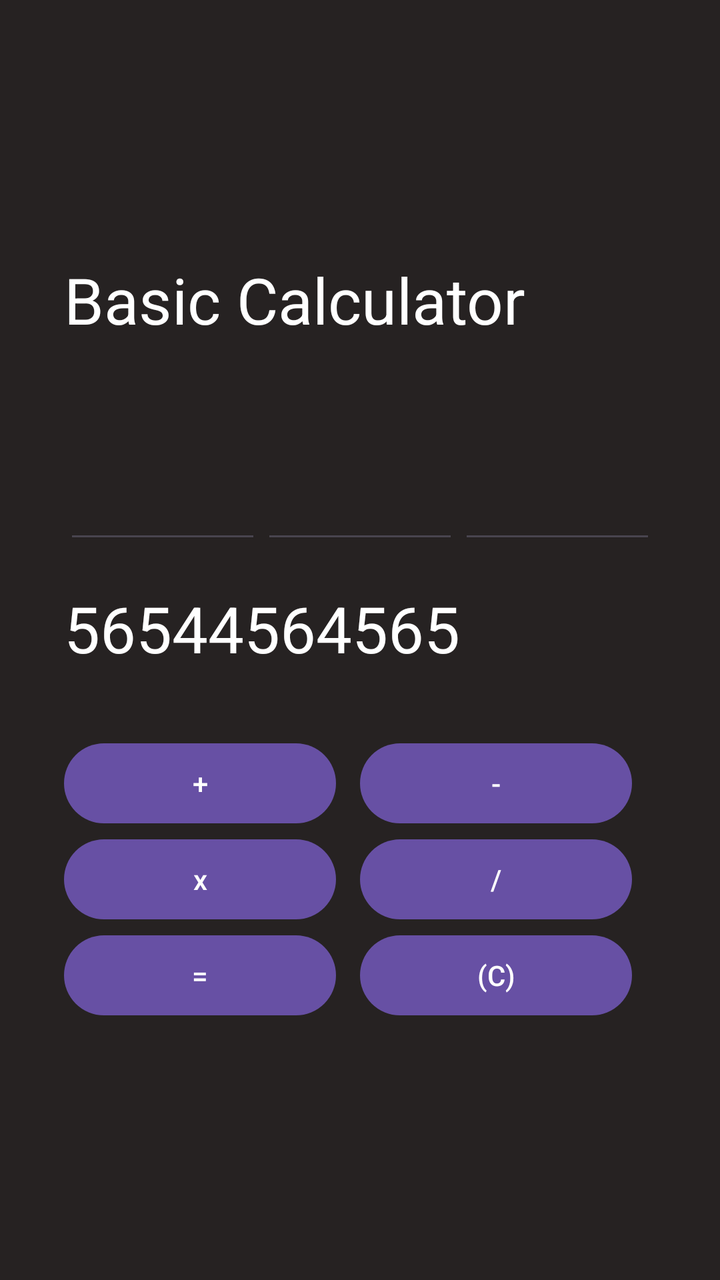
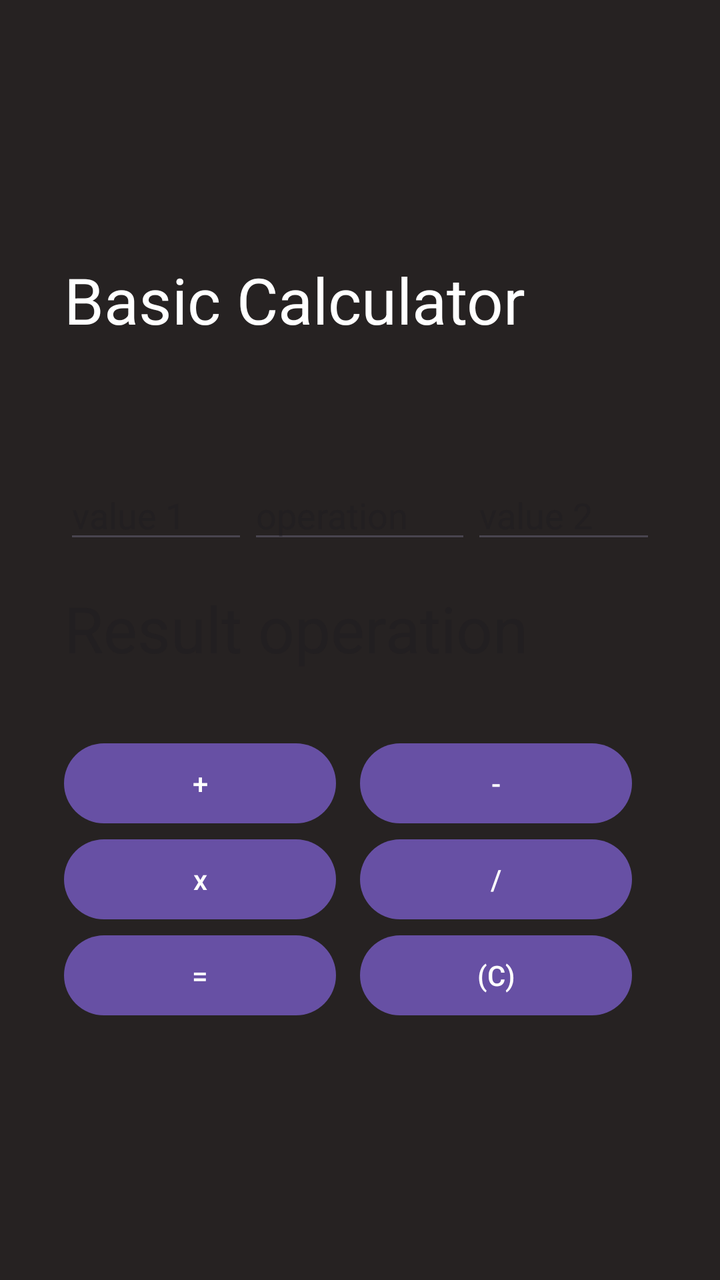

Two renders of the same Android screen: before a commit and after it. Below are the layout's source before the change and the commit's diff.
<!-- AndroidManifest.xml: application theme Theme.CalculatorKotlin -->
<!-- res/layout/activity_main.xml -->
<?xml version="1.0" encoding="utf-8"?>
<LinearLayout xmlns:android="http://schemas.android.com/apk/res/android"
    android:layout_width="match_parent"
    android:layout_height="match_parent"
    xmlns:app="http://schemas.android.com/apk/res-auto"
    xmlns:tools="http://schemas.android.com/tools"
    android:id="@+id/main"
    android:orientation="vertical"
    android:padding="32dp"
    android:gravity="center_vertical"
    android:background="#262222"
    android:windowSoftInputMode="stateHidden|adjustResize"
    android:exported="true"
    tools:context=".MainActivity">



    <LinearLayout
        android:layout_width="match_parent"
        android:layout_height="wrap_content"
        android:orientation="horizontal">

        <TextView
            android:layout_width="wrap_content"
            android:layout_height="wrap_content"
            android:layout_marginBottom="64dp"
            android:textSize="32sp"
            android:textColor="#FFFFFF"
            android:text="Basic Calculator"
            app:layout_constraintBottom_toBottomOf="parent"
            app:layout_constraintEnd_toEndOf="parent"
            app:layout_constraintStart_toStartOf="parent"
            app:layout_constraintTop_toTopOf="parent" />

    </LinearLayout>

    <LinearLayout
        android:layout_width="match_parent"
        android:layout_height="wrap_content"
        android:orientation="horizontal">

        <EditText
            android:layout_width="wrap_content"
            android:layout_height="wrap_content"
            android:id="@+id/value1"
            android:layout_marginBottom="16dp"
            android:layout_weight="1"
            android:text=""
            android:digits="0123456789."
            android:inputType="number"
            android:textColor="#FFFFFF"
            app:layout_constraintBottom_toBottomOf="parent"
            app:layout_constraintEnd_toEndOf="parent"
            app:layout_constraintStart_toStartOf="parent"
            app:layout_constraintTop_toTopOf="parent" />

        <EditText
            android:layout_width="wrap_content"
            android:layout_height="wrap_content"
            android:id="@+id/symbolId"
            android:layout_marginBottom="16dp"
            android:layout_weight="1"
            android:text=""
            app:layout_constraintBottom_toBottomOf="parent"
            app:layout_constraintEnd_toEndOf="parent"
            app:layout_constraintStart_toStartOf="parent"
            app:layout_constraintTop_toTopOf="parent" />

        <EditText
            android:layout_width="wrap_content"
            android:layout_height="wrap_content"
            android:id="@+id/value2"
            android:layout_marginBottom="16dp"
            android:layout_weight="1"
            android:digits="0123456789."
            android:inputType="number"
            android:textColor="#FFFFFF"
            android:text=""
            app:layout_constraintBottom_toBottomOf="parent"
            app:layout_constraintEnd_toEndOf="parent"
            app:layout_constraintStart_toStartOf="parent"
            app:layout_constraintTop_toTopOf="parent" />

    </LinearLayout>

    <LinearLayout
        android:layout_width="match_parent"
        android:layout_height="wrap_content"
        android:background="@drawable/custom_border"
        android:orientation="horizontal">

        <TextView
            android:layout_width="wrap_content"
            android:layout_height="wrap_content"
            android:layout_marginBottom="32dp"
            android:id="@+id/resultId"
            android:textSize="32sp"
            android:textColor="#FFFFFF"
            app:backgroundTint="#FFFFFF"
            android:text="56544564565"
            app:layout_constraintBottom_toBottomOf="parent"
            app:layout_constraintEnd_toEndOf="parent"
            app:layout_constraintStart_toStartOf="parent"
            app:layout_constraintTop_toTopOf="parent" />

    </LinearLayout>

    <LinearLayout
        android:layout_width="match_parent"
        android:layout_height="wrap_content"
        android:orientation="horizontal">

        <Button
            android:layout_width="0dp"
            android:layout_height="wrap_content"
            android:layout_weight="1"
            android:text="+"
            android:id="@+id/addId"
            android:onClick="onCalculatorOperation"
            android:layout_marginRight="12dp" />

        <Button
            android:layout_width="0dp"
            android:layout_height="wrap_content"
            android:layout_weight="1"
            android:text="-"
            android:id="@+id/subsId"
            android:onClick="onCalculatorOperation"
            android:layout_marginRight="12dp" />

    </LinearLayout>

    <LinearLayout
        android:layout_width="match_parent"
        android:layout_height="wrap_content"
        android:orientation="horizontal">

        <Button
            android:layout_width="0dp"
            android:layout_height="wrap_content"
            android:layout_weight="1"
            android:onClick="onCalculatorOperation"
            android:text="x"
            android:id="@+id/multiplicationId"
            android:layout_marginRight="12dp" />

        <Button
            android:layout_width="0dp"
            android:layout_height="wrap_content"
            android:layout_weight="1"
            android:text="/"
            android:id="@+id/divisionId"
            android:onClick="onCalculatorOperation"
            android:layout_marginRight="12dp" />

    </LinearLayout>

    <LinearLayout
        android:layout_width="match_parent"
        android:layout_height="wrap_content"
        android:orientation="horizontal">

        <Button
            android:layout_width="0dp"
            android:layout_height="wrap_content"
            android:layout_weight="1"
            android:onClick="onResult"
            android:text="="
            android:layout_marginRight="12dp" />

        <Button
            android:layout_width="0dp"
            android:layout_height="wrap_content"
            android:layout_weight="1"
            android:text="(C)"
            android:onClick="onClear"
            android:layout_marginRight="12dp" />

    </LinearLayout>


</LinearLayout>
<!-- resources referenced by this layout -->
<resources>
  <!-- drawable custom_border (drawable) -->
  <?xml version="1.0" encoding="utf-8"?>
  <selector xmlns:android="http://schemas.android.com/apk/res/android">
      <shape xmlns:android="http://schemas.android.com/apk/res/android"
          android:shape="rectangle">
  
          
  
          
          <stroke
              android:width="2dp"
              android:color="#cdcdcd" />
  
          
          <corners android:radius="4dp" />
      </shape>
  
  </selector>
  <style name="Theme.CalculatorKotlin" parent="Base.Theme.CalculatorKotlin" />
  <style name="Base.Theme.CalculatorKotlin" parent="Theme.Material3.DayNight.NoActionBar">
          
          
      </style>
</resources>

<!-- the commit's change to res/layout/activity_main.xml (unified diff, before → after) -->
@@ -49,6 +49,7 @@
             android:digits="0123456789."
             android:inputType="number"
             android:textColor="#FFFFFF"
+            android:hint="value 1"
             app:layout_constraintBottom_toBottomOf="parent"
             app:layout_constraintEnd_toEndOf="parent"
             app:layout_constraintStart_toStartOf="parent"
@@ -60,6 +61,8 @@
             android:id="@+id/symbolId"
             android:layout_marginBottom="16dp"
             android:layout_weight="1"
+            android:textColor="#FFFFFF"
+            android:hint="operation"
             android:text=""
             app:layout_constraintBottom_toBottomOf="parent"
             app:layout_constraintEnd_toEndOf="parent"
@@ -75,6 +78,7 @@
             android:digits="0123456789."
             android:inputType="number"
             android:textColor="#FFFFFF"
+            android:hint="value 2"
             android:text=""
             app:layout_constraintBottom_toBottomOf="parent"
             app:layout_constraintEnd_toEndOf="parent"
@@ -97,7 +101,7 @@
             android:textSize="32sp"
             android:textColor="#FFFFFF"
             app:backgroundTint="#FFFFFF"
-            android:text="56544564565"
+            android:hint="Result operation"
             app:layout_constraintBottom_toBottomOf="parent"
             app:layout_constraintEnd_toEndOf="parent"
             app:layout_constraintStart_toStartOf="parent"
@@ -172,8 +176,8 @@
             android:layout_width="0dp"
             android:layout_height="wrap_content"
             android:layout_weight="1"
+            android:onClick="onClearScreen"
             android:text="(C)"
-            android:onClick="onClear"
             android:layout_marginRight="12dp" />
 
     </LinearLayout>
